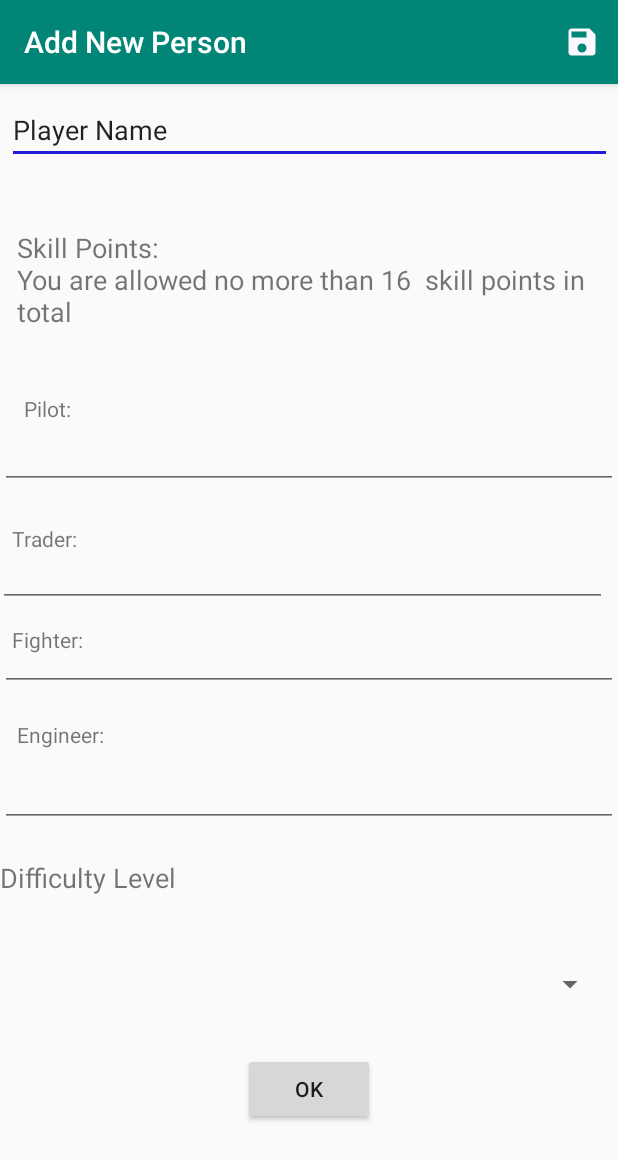
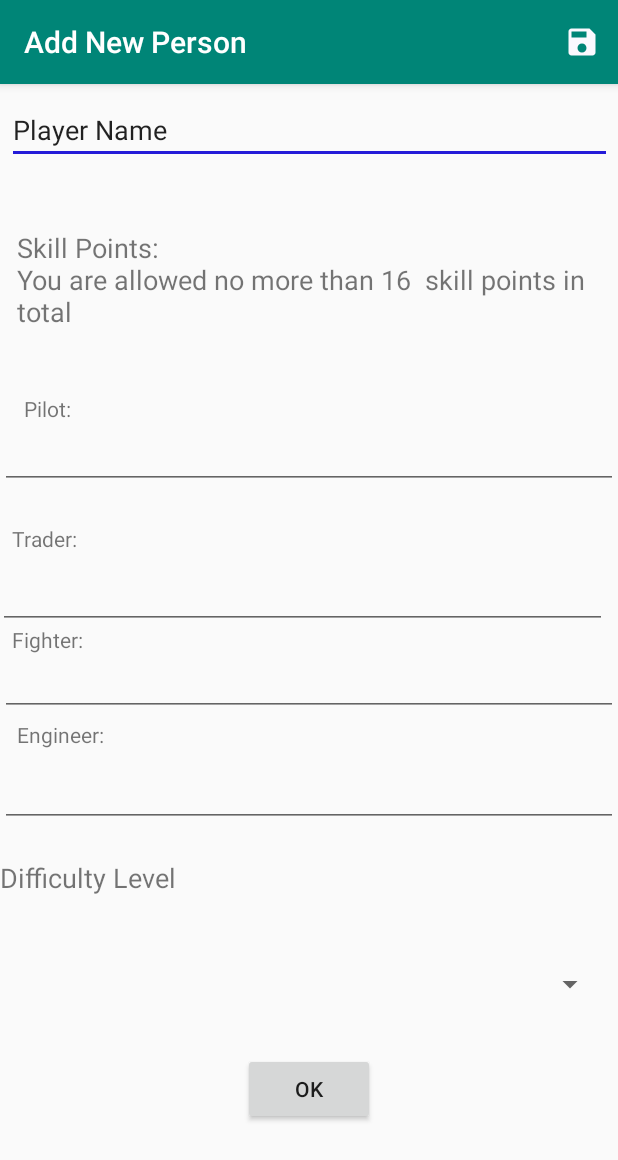
Before and after one commit to vytran9599/SpaceTraders, an Android app: the addNewPerson screen opened directly, with no data from a screen before it, on a phone screen of 412 x 824 dp. Shown: the top 1160 px of the screen. Run offline under Robolectric (Android 15) with nearby library versions, the phone set to English and light mode, and no system bars.

Commit message:
Merge remote-tracking branch 'origin/master'
# Conflicts:
#	app/src/main/res/layout/activity_add_new_person.xml

```diff
--- a/app/src/main/res/layout/activity_add_new_person.xml
+++ b/app/src/main/res/layout/activity_add_new_person.xml
@@ -134,7 +134,7 @@
     <android.support.design.widget.TextInputLayout
         android:id="@+id/tEnter"
         android:layout_width="406dp"
-        android:layout_height="35dp"
+        android:layout_height="56dp"
         android:layout_marginStart="8dp"
         android:layout_marginLeft="8dp"
         android:layout_marginTop="8dp"
@@ -151,7 +151,7 @@
         <android.support.design.widget.TextInputEditText
             android:id="@+id/numt"
             android:layout_width="match_parent"
-            android:layout_height="wrap_content"
+            android:layout_height="48dp"
             android:inputType="number" />
     </android.support.design.widget.TextInputLayout>
 
@@ -183,12 +183,12 @@
         app:layout_constraintHorizontal_bias="0.0"
         app:layout_constraintStart_toStartOf="parent"
         app:layout_constraintTop_toTopOf="parent"
-        app:layout_constraintVertical_bias="0.505">
+        app:layout_constraintVertical_bias="0.51">
 
         <android.support.design.widget.TextInputEditText
             android:id="@+id/numf"
             android:layout_width="match_parent"
-            android:layout_height="32dp"
+            android:layout_height="58dp"
             android:inputType="number" />
     </android.support.design.widget.TextInputLayout>
 
```
